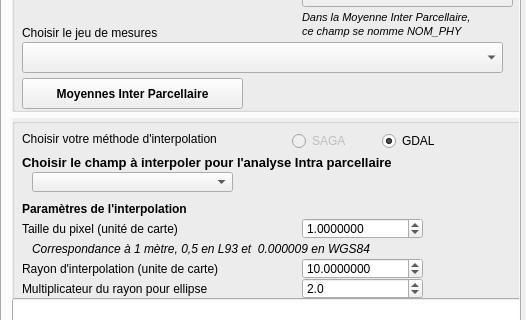
Before: the Qt Designer form Physiocap3_dialog_base.ui in jhemmi/Physiocap3, drawn with Qt 5; both pictures show x 0 to 526 and y 155 to 475 of the 526 by 741 pixel window.
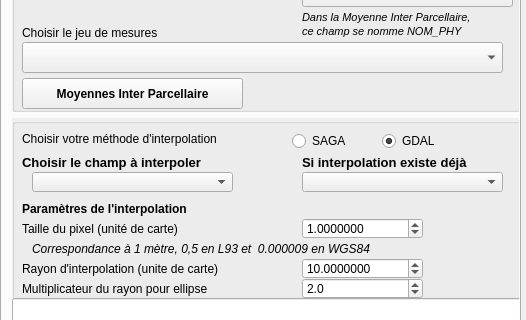
After: the same form once the commit is applied.

Commit message: V3.0.9-Intra-Beta

Diff of the .ui file:
```diff
--- a/Physiocap3_dialog_base.ui
+++ b/Physiocap3_dialog_base.ui
@@ -1805,7 +1805,7 @@
        <rect>
         <x>10</x>
         <y>34</y>
-        <width>471</width>
+        <width>221</width>
         <height>21</height>
        </rect>
       </property>
@@ -1824,7 +1824,7 @@
        </font>
       </property>
       <property name="text">
-       <string>Choisir le champ à interpoler pour l'analyse Intra parcellaire</string>
+       <string>Choisir le champ à interpoler </string>
       </property>
      </widget>
      <widget class="QComboBox" name="fieldComboIntra">
@@ -1851,7 +1851,7 @@
      </widget>
      <widget class="QRadioButton" name="radioButtonSAGA">
       <property name="enabled">
-       <bool>false</bool>
+       <bool>true</bool>
       </property>
       <property name="geometry">
        <rect>
@@ -2345,6 +2345,58 @@
        <string>Multiplicateur du rayon pour ellipse</string>
       </property>
      </widget>
+     <widget class="QComboBox" name="fieldComboIntraContinue">
+      <property name="enabled">
+       <bool>true</bool>
+      </property>
+      <property name="geometry">
+       <rect>
+        <x>290</x>
+        <y>54</y>
+        <width>201</width>
+        <height>20</height>
+       </rect>
+      </property>
+      <property name="sizePolicy">
+       <sizepolicy hsizetype="Minimum" vsizetype="Fixed">
+        <horstretch>0</horstretch>
+        <verstretch>0</verstretch>
+       </sizepolicy>
+      </property>
+      <property name="toolTip">
+       <string>&lt;html&gt;&lt;head/&gt;&lt;body&gt;&lt;p&gt;&lt;span style=&quot; font-size:10pt; color:#00aa00;&quot;&gt;Il s'agit des différents indicateurs calculés lors du traitement initial. &lt;/span&gt;&lt;/p&gt;&lt;/body&gt;&lt;/html&gt;</string>
+      </property>
+     </widget>
+     <widget class="QLabel" name="lab_71">
+      <property name="enabled">
+       <bool>true</bool>
+      </property>
+      <property name="geometry">
+       <rect>
+        <x>290</x>
+        <y>34</y>
+        <width>181</width>
+        <height>21</height>
+       </rect>
+      </property>
+      <property name="sizePolicy">
+       <sizepolicy hsizetype="Minimum" vsizetype="Fixed">
+        <horstretch>0</horstretch>
+        <verstretch>0</verstretch>
+       </sizepolicy>
+      </property>
+      <property name="font">
+       <font>
+        <pointsize>10</pointsize>
+        <weight>75</weight>
+        <bold>true</bold>
+        <underline>false</underline>
+       </font>
+      </property>
+      <property name="text">
+       <string>Si interpolation existe déjà</string>
+      </property>
+     </widget>
     </widget>
     <widget class="QCheckBox" name="checkBoxConsolidation">
      <property name="geometry">
```
Left out of the diff: 4 changed lines with no effect on the pictures. The commit also changes 5 other files.
